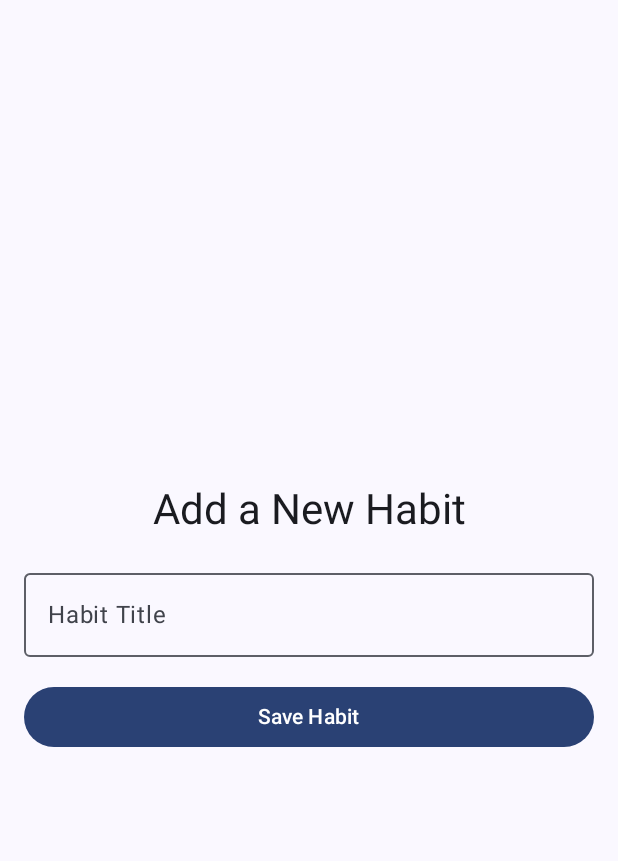
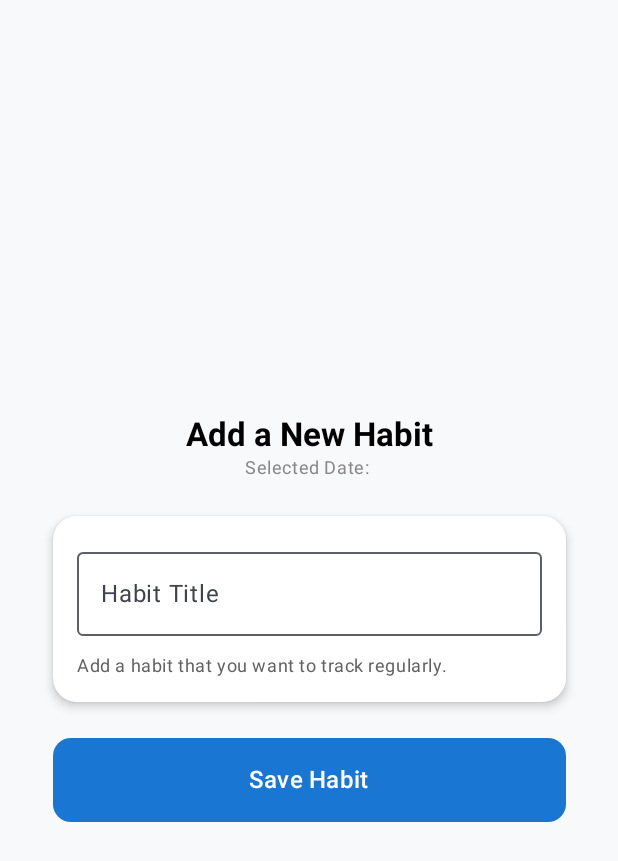
Before and after one commit to Y716/Habitify, an Android app built with Jetpack Compose: the composable AddHabitPage called with empty values, on a phone screen of 412 x 824 dp. Shown: the top 861 px of the screen. Run offline under Robolectric (Android 15) with nearby library versions, the phone set to English and light mode, and no system bars.

Commit message:
Add delete habit & UI update for Add Habit Page

```diff
--- a/app/build.gradle.kts
+++ b/app/build.gradle.kts
@@ -12,7 +12,7 @@ android {
 
     defaultConfig {
         applicationId = "com.example.habitify"
-        minSdk = 24
+        minSdk = 25
         targetSdk = 34
         versionCode = 1
         versionName = "1.0"
@@ -70,6 +70,7 @@ dependencies {
     implementation(platform(libs.firebase.bom))
     implementation(libs.androidx.room.common)
     implementation(libs.androidx.room.ktx)
+    implementation(libs.androidx.compose.material)
 
     testImplementation(libs.junit)
     androidTestImplementation(libs.androidx.junit)
--- a/app/src/main/java/com/example/habitify/data/model/local/HabitDAO.kt
+++ b/app/src/main/java/com/example/habitify/data/model/local/HabitDAO.kt
@@ -15,6 +15,9 @@ interface HabitDAO {
 
     @Insert(onConflict = OnConflictStrategy.REPLACE)
     suspend fun insertHabit(habit: Habit)
+
+    @Query("DELETE FROM habits WHERE id = :habitId")
+    suspend fun deleteHabitById(habitId: Int)
 
     @Delete
     suspend fun deleteHabit(habit: Habit)
--- a/app/src/main/java/com/example/habitify/data/model/local/HabitRepository.kt
+++ b/app/src/main/java/com/example/habitify/data/model/local/HabitRepository.kt
@@ -48,6 +48,10 @@ class HabitRepository(private val habitDAO: HabitDAO) {
         }
     }
 
+    suspend fun deleteHabit(habitId: Int) {
+        habitDAO.deleteHabitById(habitId)
+    }
+
 
     // Add a habit and return its ID
     suspend fun addHabitAndGetId(habit: Habit): Int {
--- a/app/src/main/java/com/example/habitify/pages/AddHabitPage.kt
+++ b/app/src/main/java/com/example/habitify/pages/AddHabitPage.kt
@@ -2,14 +2,21 @@ package com.example.habitify.pages
 
 import android.os.Build
 import androidx.annotation.RequiresApi
+import androidx.compose.foundation.background
 import androidx.compose.foundation.layout.*
+import androidx.compose.foundation.shape.RoundedCornerShape
 import androidx.compose.material3.Button
+import androidx.compose.material3.ButtonDefaults
+import androidx.compose.material3.Card
+import androidx.compose.material3.CardDefaults
 import androidx.compose.material3.MaterialTheme
 import androidx.compose.material3.OutlinedTextField
 import androidx.compose.material3.Text
 import androidx.compose.runtime.*
 import androidx.compose.ui.Alignment
 import androidx.compose.ui.Modifier
+import androidx.compose.ui.graphics.Color
+import androidx.compose.ui.text.font.FontWeight
 import androidx.compose.ui.unit.dp
 import androidx.navigation.NavController
 import com.example.habitify.viewmodel.HabitViewModel
@@ -24,28 +31,66 @@ fun AddHabitPage(
 ) {
     var habitTitle by remember { mutableStateOf("") } // State for the habit title
 
+    Box(
+        modifier = Modifier
+            .fillMaxSize()
+            .background(Color(0xFFF8F9FA)) // Match HomePage background
+            .padding(16.dp),
+        contentAlignment = Alignment.Center // Center all components
+    ) {
         Column(
             modifier = Modifier
-            .fillMaxSize()
-            .padding(16.dp),
-        verticalArrangement = Arrangement.Center,
+                .fillMaxWidth()
+                .wrapContentHeight(), // Adjust height to wrap content
+            verticalArrangement = Arrangement.spacedBy(24.dp), // Spacing between components
+            horizontalAlignment = Alignment.CenterHorizontally // Center-align content
+        ) {
+            // Top Section with title
+            Column(
                 horizontalAlignment = Alignment.CenterHorizontally
             ) {
-        Text(text = "Add a New Habit", style = MaterialTheme.typography.headlineMedium)
+                Text(
+                    text = "Add a New Habit",
+                    style = MaterialTheme.typography.titleLarge.copy(fontWeight = FontWeight.Bold),
+                    color = Color.Black
+                )
+                Text(
+                    text = "Selected Date: $selectedDate",
+                    style = MaterialTheme.typography.bodySmall,
+                    color = Color.Gray
+                )
+            }
 
-        Spacer(modifier = Modifier.height(16.dp))
-
+            // Habit Input Section
+            Card(
+                modifier = Modifier.fillMaxWidth(0.9f), // Adjust card width
+                shape = RoundedCornerShape(16.dp),
+                colors = CardDefaults.cardColors(containerColor = Color.White),
+                elevation = CardDefaults.cardElevation(defaultElevation = 4.dp)
+            ) {
+                Column(
+                    modifier = Modifier.padding(16.dp),
+                    verticalArrangement = Arrangement.spacedBy(12.dp)
+                ) {
                     // Input field for the habit title
                     OutlinedTextField(
                         value = habitTitle,
                         onValueChange = { habitTitle = it },
                         label = { Text("Habit Title") },
+                        singleLine = true,
                         modifier = Modifier.fillMaxWidth()
                     )
 
-        Spacer(modifier = Modifier.height(16.dp))
+                    // Informative text
+                    Text(
+                        text = "Add a habit that you want to track regularly.",
+                        style = MaterialTheme.typography.bodySmall,
+                        color = Color(0xFF616161)
+                    )
+                }
+            }
 
-        // Save Habit Button
+            // Save Button directly under the card
             Button(
                 onClick = {
                     if (habitTitle.isNotBlank()) {
@@ -56,9 +101,18 @@ fun AddHabitPage(
                         navController.navigate("homepage")
                     }
                 },
-            modifier = Modifier.fillMaxWidth()
+                modifier = Modifier
+                    .fillMaxWidth(0.9f)
+                    .height(56.dp),
+                shape = RoundedCornerShape(12.dp),
+                colors = ButtonDefaults.buttonColors(containerColor = Color(0xFF1976D2))
             ) {
-            Text(text = "Save Habit")
+                Text(
+                    text = "Save Habit",
+                    style = MaterialTheme.typography.titleMedium,
+                    color = Color.White
+                )
             }
         }
     }
+}
--- a/app/src/main/java/com/example/habitify/viewmodel/HabitViewModel.kt
+++ b/app/src/main/java/com/example/habitify/viewmodel/HabitViewModel.kt
@@ -56,4 +56,10 @@ class HabitViewModel(private val repository: HabitRepository) : ViewModel() {
         }
     }
 
+    fun deleteHabit(habitId: Int) {
+        viewModelScope.launch {
+            repository.deleteHabit(habitId)
+        }
+    }
+
 }
--- a/gradle/libs.versions.toml
+++ b/gradle/libs.versions.toml
@@ -16,6 +16,7 @@ roomCompiler = "2.6.1"
 runtimeLivedata = "1.7.5"
 roomCommon = "2.6.1"
 roomKtx = "2.6.1"
+composeMaterial = "1.4.0"
 
 [libraries]
 androidx-core-ktx = { group = "androidx.core", name = "core-ktx", version.ref = "coreKtx" }
@@ -41,6 +42,7 @@ firebase-auth = { group = "com.google.firebase", name = "firebase-auth", version
 androidx-runtime-livedata = { group = "androidx.compose.runtime", name = "runtime-livedata", version.ref = "runtimeLivedata" }
 androidx-room-common = { group = "androidx.room", name = "room-common", version.ref = "roomCommon" }
 androidx-room-ktx = { group = "androidx.room", name = "room-ktx", version.ref = "roomKtx" }
+androidx-compose-material = { group = "androidx.wear.compose", name = "compose-material", version.ref = "composeMaterial" }
 
 [plugins]
 android-application = { id = "com.android.application", version.ref = "agp" }
```
Also changed, not shown: app/src/main/java/com/example/habitify/pages/HomePage.kt (+28 -13 lines). Lines whose indentation alone changed are shown as unchanged.
